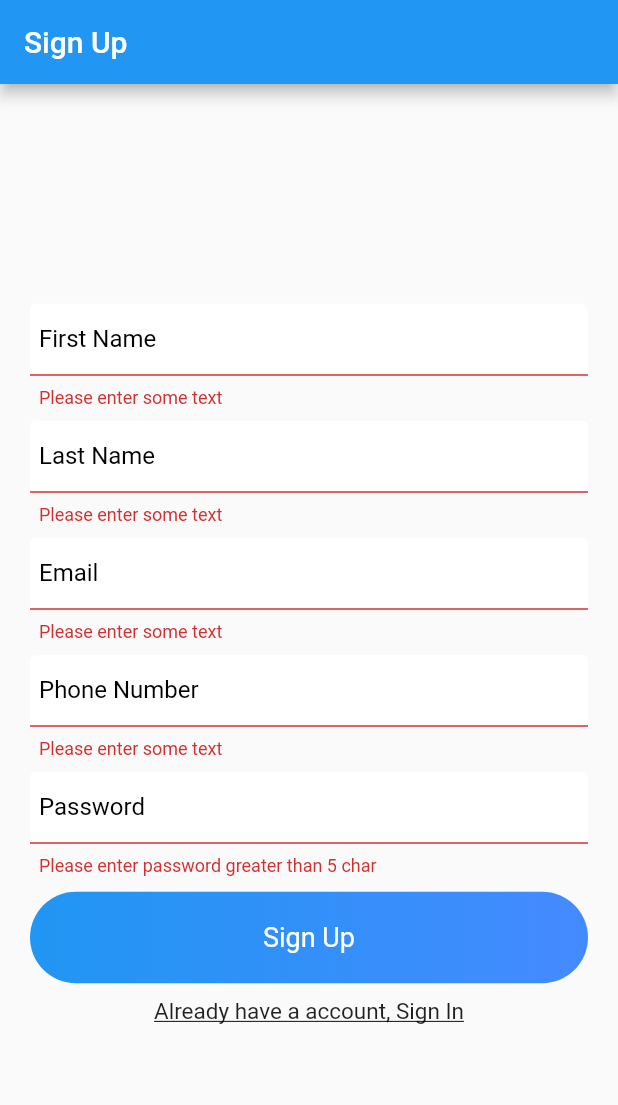
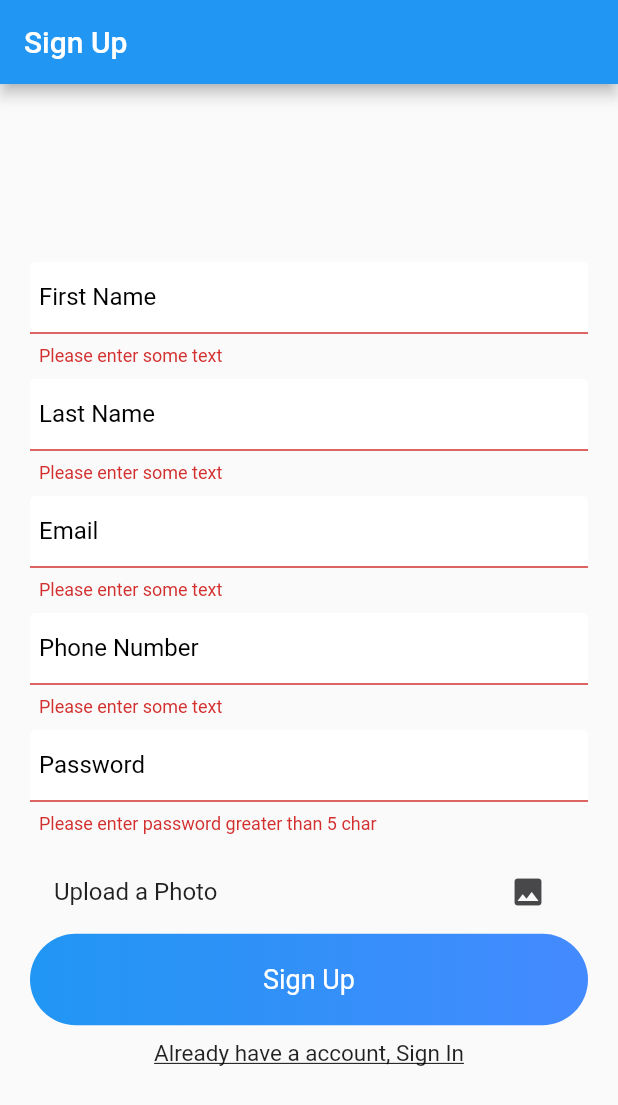
Before and after one commit to NadeemMasani/ChatApplication, a Flutter app: the SignUp screen opened directly, after a tap on "Sign Up", on a phone screen of 412 x 824 dp. Shown: the top 1105 px of the screen. Run offline on Flutter 3.47's test engine with Material 2 defaults, Android fonts, the phone set to English and light mode, and no system bars; our stand-ins replace cloud_firestore, firebase_auth, firebase_core, image_picker, shared_preferences; missing offline and left inert: firestore_ui; accounts and stored records are empty.

Commit message:
Added Upload Image functionality on SignUp

```diff
--- a/lib/model/user.dart
+++ b/lib/model/user.dart
@@ -5,7 +5,8 @@ class UserModel {
   int phoneNumber;
   String email;
   String password;
+  String base64Image;
 
-  UserModel({this.uid, this.firstName, this.lastName, this.phoneNumber, this.email, this.password});
+  UserModel({this.uid, this.firstName, this.lastName, this.phoneNumber, this.email, this.password, this.base64Image});
 
 }
--- a/lib/screens/authentication/signup_screen.dart
+++ b/lib/screens/authentication/signup_screen.dart
@@ -1,12 +1,17 @@
+
+import 'dart:convert';
+import 'dart:io';
+
 import 'package:ChatApplication/model/user.dart';
 import 'package:ChatApplication/navigation/app_navigator.dart';
 import 'package:ChatApplication/network/chat_service.dart';
 import 'package:ChatApplication/screens/authentication/signin_screen.dart';
-import 'package:ChatApplication/screens/chat/chat_screen.dart';
 import 'package:ChatApplication/screens/shared/alerts.dart';
+import 'package:ChatApplication/screens/shared/image_display.dart';
 import 'package:ChatApplication/screens/shared/input_decoration.dart';
 import 'package:ChatApplication/services/authentication.dart';
 import 'package:flutter/material.dart';
+import 'package:image_picker/image_picker.dart';
 
 class SignUp extends StatefulWidget {
   @override
@@ -27,6 +32,9 @@ class _SignUpState extends State<SignUp> {
   final ChatServices chatServices = ChatServices();
   bool success=false;
   String errorMessage;
+  final picker = ImagePicker();
+  bool isImageSelected=false;
+  String base64Image;
 
   signUpWithEmailAndPassword() async{
       if(formKey.currentState.validate()){
@@ -54,6 +62,7 @@ class _SignUpState extends State<SignUp> {
           user.email = emailController.text;
           user.phoneNumber = int.parse(phoneNumberController.text);
           user.password = passwordController.text;
+          user.base64Image = base64Image;
 
           setState(() {
             currentUser=user;
@@ -63,6 +72,7 @@ class _SignUpState extends State<SignUp> {
             "name" : firstNameController.text+lastNameController.text,
             "email" : emailController.text,
             "phone": int.parse(phoneNumberController.text),
+            "image": base64Image
           };
 
           chatServices.addUserInfo(userDataMap);
@@ -97,6 +107,7 @@ class _SignUpState extends State<SignUp> {
                 key: formKey,
                 child: Column(
                   children: [
+                    if(base64Image !=null) ImageDisplay(base64: base64Image),
                     TextFormField(
                       decoration: formInputDecoration.copyWith(labelText: 'First Name'),
                       controller: firstNameController,
@@ -144,6 +155,24 @@ class _SignUpState extends State<SignUp> {
               SizedBox(
                 height: 10,
               ),
+              ListTile(
+                title: Text('Upload a Photo'),
+                trailing: IconButton(
+                  icon: Icon(
+                    Icons.image, color: Color.fromRGBO(72, 72, 74, 1),
+                  ),
+                  onPressed: ()async {
+                    PickedFile pickedFile = await picker.getImage(source: ImageSource.gallery);
+                    if (pickedFile != null) {
+                      File image = File(pickedFile.path);
+                      setState(() {
+                        isImageSelected = true;
+                        base64Image = base64Encode(image.readAsBytesSync());
+                      });
+                    }
+                  },
+                ),
+              ),
               GestureDetector(
                 onTap: (){
                     signUpWithEmailAndPassword();
--- a/pubspec.yaml
+++ b/pubspec.yaml
@@ -33,6 +33,7 @@ dependencies:
   firebase_auth: ^0.18.4+1
   shared_preferences: ^0.5.12+4
   firestore_ui: ^1.12.0
+  image_picker: ^0.6.7
   # firebase_database: ^4.4.0
 
 dev_dependencies:
```
Also changed, not shown: lib/screens/shared/image_display.dart (added, +36 -0 lines).
